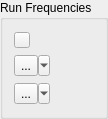
First picture: the form in mqt/MqtLogger/runbuttonsframe.ui, repository Rsclub22/Minos2-Mirror, before the edit.
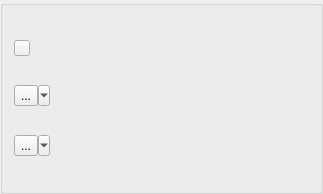
Second picture: the form after the edit.

```diff
--- a/mqt/MqtLogger/runbuttonsframe.ui
+++ b/mqt/MqtLogger/runbuttonsframe.ui
@@ -6,15 +6,15 @@
    <rect>
     <x>0</x>
     <y>0</y>
-    <width>108</width>
-    <height>119</height>
+    <width>323</width>
+    <height>194</height>
    </rect>
   </property>
   <property name="windowTitle">
    <string>Call Freqs</string>
   </property>
   <property name="title">
-   <string>Run Frequencies</string>
+   <string/>
   </property>
   <layout class="QVBoxLayout" name="verticalLayout">
    <item>
```
